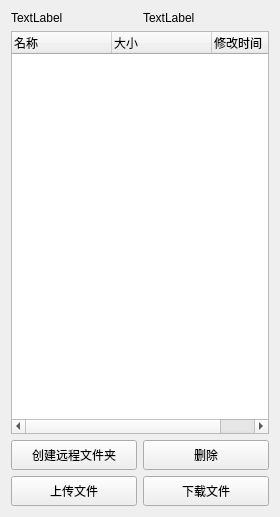
First picture: the form in src/upyun_client/UpyunGUI/widget.ui, repository stlf/upyun_qt_sdk, before the edit.
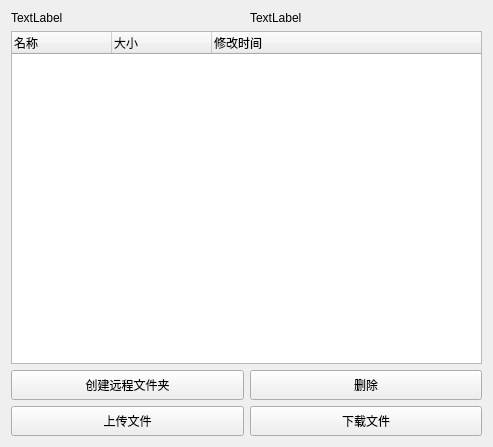
Second picture: the form after the edit.

```diff
--- a/src/upyun_client/UpyunGUI/widget.ui
+++ b/src/upyun_client/UpyunGUI/widget.ui
@@ -6,8 +6,8 @@
    <rect>
     <x>0</x>
     <y>0</y>
-    <width>280</width>
-    <height>517</height>
+    <width>493</width>
+    <height>447</height>
    </rect>
   </property>
   <property name="windowTitle">
```
